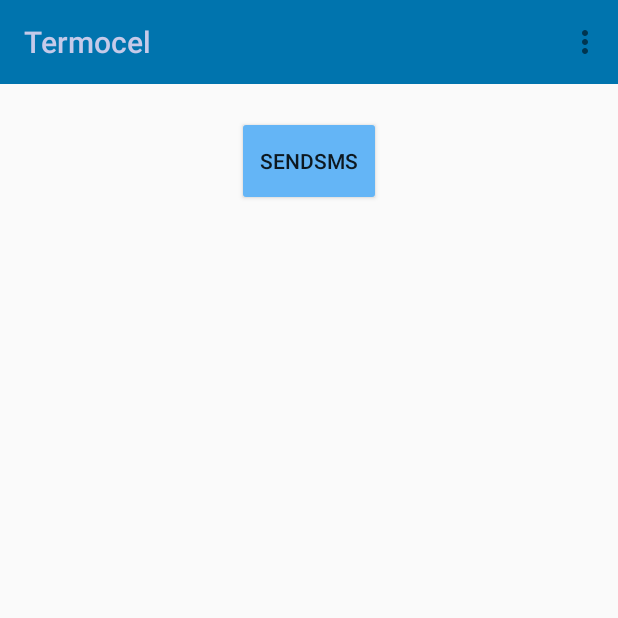
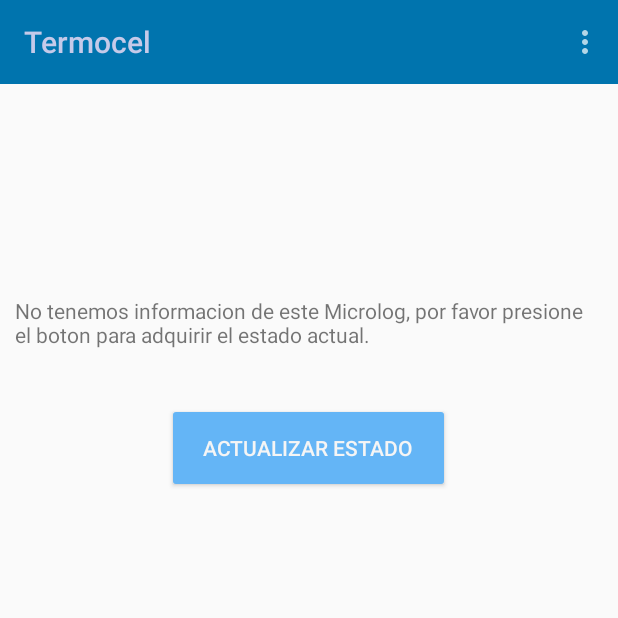
Before and after one commit to Lanzeroth/Termocel, an Android app: the MainActivity screen opened directly, with no data from a screen before it, on a phone screen of 412 x 824 dp, the top half of it. Run offline under Robolectric (Android 15) with nearby library versions, the phone set to English and light mode, and no system bars; our stand-ins replace ButterKnife; libraries missing offline, so code that uses them is left out: com.activeandroid, com.activeandroid.query, com.squareup.otto; 6 statements that could not run were skipped.

Commit message:
main activity main info displayed

```diff
--- a/app/src/main/java/com/ocr/termocel/MainActivity.java
+++ b/app/src/main/java/com/ocr/termocel/MainActivity.java
@@ -8,6 +8,10 @@ import android.telephony.SmsManager;
 import android.util.Log;
 import android.view.Menu;
 import android.view.MenuItem;
+import android.view.View;
+import android.widget.LinearLayout;
+import android.widget.TextView;
+import android.widget.Toast;
 
 import com.activeandroid.query.Select;
 import com.ocr.termocel.model.Sensor;
@@ -24,6 +28,8 @@ import butterknife.OnClick;
 
 public class MainActivity extends AppCompatActivity {
 
+    private final String TAG = MainActivity.class.getSimpleName();
+
     public static Bus bus;
 
     private int selectedId;
@@ -38,6 +44,24 @@ public class MainActivity extends AppCompatActivity {
     @InjectView(R.id.toolbar)
     Toolbar toolbar;
 
+    @InjectView(R.id.textViewTelephone)
+    TextView textViewTelephone;
+
+    @InjectView(R.id.textViewLastKnownTemp)
+    TextView textViewLastKnownTemp;
+
+    @InjectView(R.id.textViewStatus)
+    TextView textViewStatus;
+
+    @InjectView(R.id.textViewHumidity)
+    TextView textViewHumidity;
+
+    @InjectView(R.id.textViewNoInfo)
+    TextView textViewNoInfo;
+
+    @InjectView(R.id.lastDataContainer)
+    LinearLayout lastDataContainer;
+
     @OnClick(R.id.button)
     public void buttonClicked() {
         getUpdatedSensorInfo(mTelephoneNumber);
@@ -48,6 +72,10 @@ public class MainActivity extends AppCompatActivity {
         super.onCreate(savedInstanceState);
         setContentView(R.layout.activity_main);
 
+        ButterKnife.inject(this);
+
+        lastDataContainer.setVisibility(View.GONE);
+
         Intent intent = getIntent();
         selectedId = intent.getIntExtra(SensorSelectorActivity.EXTRA_SELECTED_ID, 0);
 
@@ -55,12 +83,19 @@ public class MainActivity extends AppCompatActivity {
 
         mTelephoneNumber = sensor.telephoneNumber;
 
+        textViewTelephone.setText(mTelephoneNumber);
+
         List<Temperature> temperatures = getTemperatureList(mTelephoneNumber);
-        if (temperatures != null) {
-            //
+        if (temperatures != null && !temperatures.isEmpty()) {
+            lastDataContainer.setVisibility(View.VISIBLE);
+            textViewNoInfo.setVisibility(View.GONE);
+            Temperature temperature = temperatures.get(temperatures.size() - 1);
+
+            textViewLastKnownTemp.setText(String.valueOf(temperature.tempInFahrenheit));
+            textViewStatus.setText(temperature.status);
+            textViewHumidity.setText(String.valueOf(temperature.humidity) + "%");
         }
 
-        ButterKnife.inject(this);
 
         bus = new AndroidBus();
         bus.register(this);
@@ -72,11 +107,22 @@ public class MainActivity extends AppCompatActivity {
     }
 
     public void getUpdatedSensorInfo(String telephoneNumber) {
-        Log.d("SMS send", "sending message to " + telephoneNumber);
-        smsManager.sendTextMessage(telephoneNumber, null, STATUS, null, null);
+        try {
+            Log.d("SMS send", "sending message to " + telephoneNumber);
+            smsManager.sendTextMessage(telephoneNumber, null, STATUS, null, null);
+            Toast.makeText(this, getString(R.string.toast_message_send), Toast.LENGTH_SHORT).show();
+        } catch (Exception e) {
+            Toast.makeText(this, getString(R.string.toast_message_not_send), Toast.LENGTH_SHORT).show();
+            e.printStackTrace();
+        }
     }
 
 
+    /**
+     * A sensor is kind of the main object of this app, from this we get temperatures
+     *
+     * @return a sensor list
+     */
     public List<Sensor> getSensors() {
         return new Select().from(Sensor.class).execute();
     }
@@ -119,23 +165,4 @@ public class MainActivity extends AppCompatActivity {
         getSupportActionBar().setDefaultDisplayHomeAsUpEnabled(true);
         getSupportActionBar().setHomeButtonEnabled(true);
     }
-
-
-    public List<Sensor> getTermocelContact() {
-        return new Select().from(Sensor.class).executeSingle();
-    }
-
-    private void sendSMS() {
-        try {
-            String sms = "S";
-            String contact1 = "+526251048275";
-            String contact2 = "+526143032079";
-
-            smsManager.sendTextMessage(contact2, null, sms, null, null);
-        } catch (Exception e) {
-            Log.e("thing", "errorr", e);
-        }
-    }
-
-
 }
--- a/app/src/main/res/layout/activity_main.xml
+++ b/app/src/main/res/layout/activity_main.xml
@@ -9,18 +9,88 @@
         android:id="@+id/toolbar"
         layout="@layout/toolbar" />
 
-    <FrameLayout
+    <RelativeLayout
         android:id="@+id/container"
         android:layout_width="match_parent"
         android:layout_height="match_parent"
-        android:layout_below="@id/toolbar" />
+        android:layout_below="@id/toolbar">
 
-    <Button
-        android:id="@+id/button"
-        android:layout_width="wrap_content"
-        android:layout_height="wrap_content"
-        android:layout_centerHorizontal="true"
-        android:layout_marginTop="83dp"
-        android:text="SendSMS" />
+        <TextView
+            android:layout_width="wrap_content"
+            android:layout_height="wrap_content"
+            android:id="@+id/textViewTelephone"
+            android:layout_gravity="center_horizontal|top"
+            android:layout_alignParentTop="true"
+            android:layout_centerHorizontal="true"
+            android:textSize="20sp"
+            android:textStyle="bold"
+            android:textIsSelectable="false"
+            android:layout_margin="30dp" />
+
+        <LinearLayout
+            android:orientation="vertical"
+            android:layout_width="wrap_content"
+            android:layout_height="wrap_content"
+            android:layout_below="@+id/textViewTelephone"
+            android:layout_centerHorizontal="true"
+            android:id="@+id/lastDataContainer"
+            android:visibility="gone">
+
+            <TextView
+                android:layout_width="wrap_content"
+                android:layout_height="wrap_content"
+                android:text="Ultima temperatura conocida:"
+                android:id="@+id/textView" />
+
+            <TextView
+                android:layout_width="wrap_content"
+                android:layout_height="wrap_content"
+                android:id="@+id/textViewLastKnownTemp" />
+
+            <TextView
+                android:layout_width="wrap_content"
+                android:layout_height="wrap_content"
+                android:text="Estatus:"
+                android:id="@+id/textView7" />
+
+            <TextView
+                android:layout_width="wrap_content"
+                android:layout_height="wrap_content"
+                android:id="@+id/textViewStatus" />
+
+            <TextView
+                android:layout_width="wrap_content"
+                android:layout_height="wrap_content"
+                android:text="Humedad Relativa:"
+                android:id="@+id/textView9" />
+
+            <TextView
+                android:layout_width="wrap_content"
+                android:layout_height="wrap_content"
+                android:id="@+id/textViewHumidity" />
+        </LinearLayout>
+
+        <TextView
+            android:layout_width="wrap_content"
+            android:layout_height="wrap_content"
+            android:text="@string/main_no_info"
+            android:id="@+id/textViewNoInfo"
+            android:layout_below="@+id/textViewTelephone"
+            android:layout_centerHorizontal="true"
+            android:layout_marginTop="44dp"
+            android:padding="10dp" />
+
+        <Button
+            android:id="@+id/button"
+            android:layout_width="wrap_content"
+            android:layout_height="wrap_content"
+            android:layout_marginTop="131dp"
+            android:text="@string/main_refresh_state_button"
+            android:layout_below="@+id/textViewTelephone"
+            android:layout_centerHorizontal="true"
+            android:textColor="@color/grey_100"
+            android:paddingLeft="20dp"
+            android:paddingRight="20dp" />
+    </RelativeLayout>
 
 </RelativeLayout>
--- a/app/src/main/res/layout/activity_sensor_selector.xml
+++ b/app/src/main/res/layout/activity_sensor_selector.xml
@@ -42,7 +42,8 @@
             android:layout_width="fill_parent"
             android:layout_height="wrap_content"
             android:id="@+id/editTextNewPhoneNumber"
-            android:singleLine="true" />
+            android:singleLine="true"
+            android:phoneNumber="true" />
     </LinearLayout>
 
     <LinearLayout
--- a/app/src/main/res/values/strings.xml
+++ b/app/src/main/res/values/strings.xml
@@ -4,4 +4,8 @@
     <string name="hello_world">Hello world!</string>
     <string name="action_settings">Settings</string>
     <string name="title_activity_sensor_selector">SensorSelector</string>
+    <string name="toast_message_send">Mensaje enviado con exito</string>
+    <string name="toast_message_not_send">Hay un problema enviando el mensaje</string>
+    <string name="main_no_info">No tenemos informacion de este Microlog, por favor presione el boton para adquirir el estado actual.</string>
+    <string name="main_refresh_state_button">Actualizar Estado</string>
 </resources>
--- a/app/src/main/res/values/styles.xml
+++ b/app/src/main/res/values/styles.xml
@@ -1,7 +1,7 @@
 <resources>
 
 
-    <style name="MyToolbar" parent="ThemeOverlay.AppCompat.Light">
+    <style name="MyToolbar" parent="ThemeOverlay.AppCompat.Dark">
         <item name="android:textColorPrimary">@color/indigo_100</item>
     </style>
 
```
Also changed, not shown: app/src/main/AndroidManifest.xml (+4 -4 lines), app/src/main/java/com/ocr/termocel/model/Temperature.java (+17 -1 lines), app/src/main/java/com/ocr/termocel/receivers/MessageReceiver.java (+35 -2 lines).
